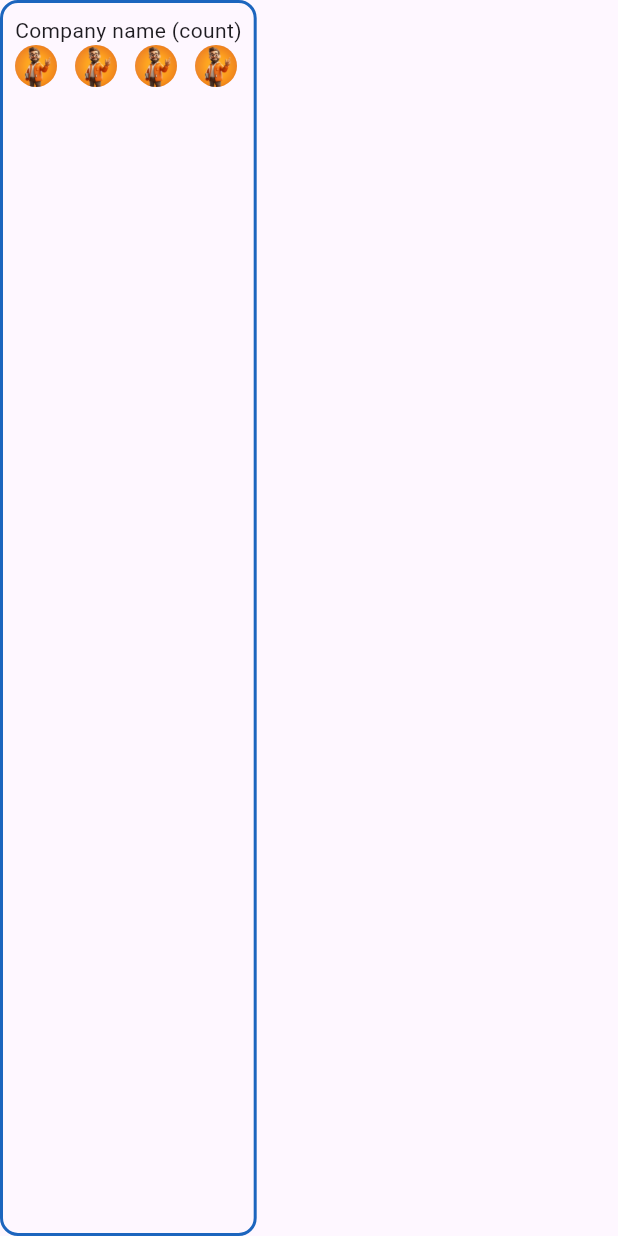
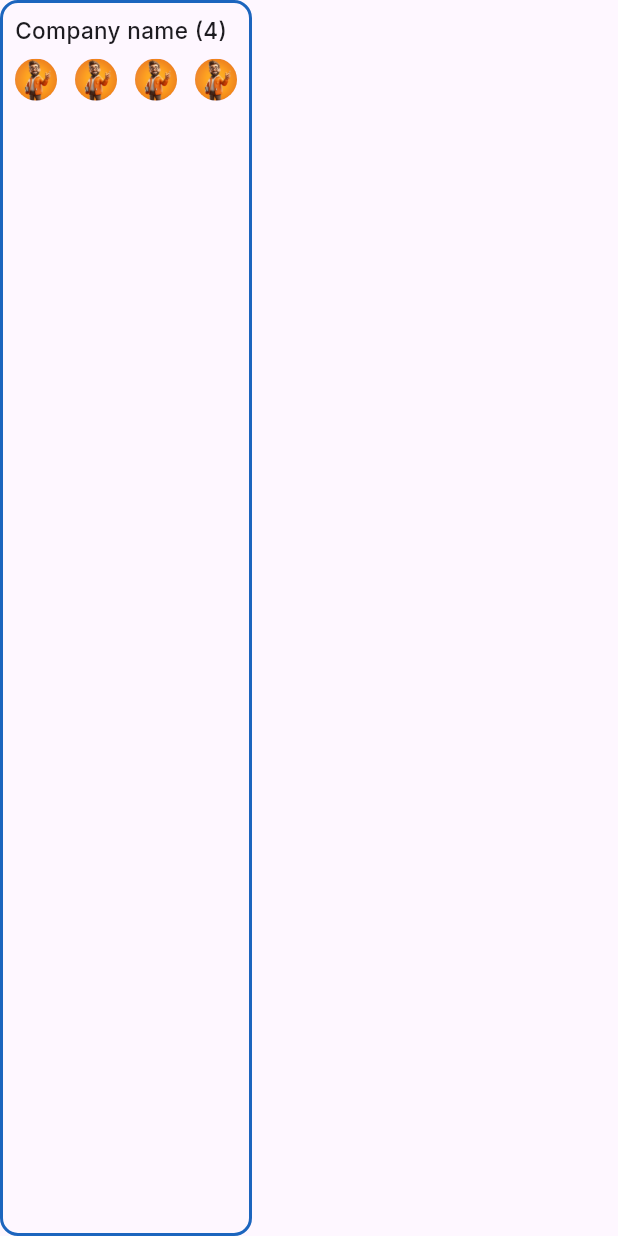
Before and after one commit to siiimaay/tracikfy, a Flutter app: the Frame widget shown alone on an empty page, opened directly, on a phone screen of 412 x 824 dp. Run offline on Flutter 3.47's test engine with Material 3 defaults, Android fonts, the phone set to English and light mode, and no system bars; our stand-ins replace bloc, equatable, flutter_bloc, go_router, google_fonts.

Commit message:
add text theme extension

```diff
--- a/lib/features/dashboard/presentation/widgets/frame_widget.dart
+++ b/lib/features/dashboard/presentation/widgets/frame_widget.dart
@@ -1,5 +1,6 @@
 import 'dart:math';
 
+import 'package:feelify/core/extensions/context_extension.dart';
 import 'package:feelify/features/company/presentation/widgets/employee_image_widget.dart';
 import 'package:flutter/material.dart';
 
@@ -20,11 +21,16 @@ class Frame extends StatelessWidget {
       decoration: BoxDecoration(
           border: Border.all(color: _getRandomColor(), width: 2),
           borderRadius: BorderRadius.circular(12)),
-      child: const Column(
+      child: Column(
         crossAxisAlignment: CrossAxisAlignment.start,
         children: [
-          Text("Company name (count)", softWrap: true),
-          Wrap(
+          Text(
+            "Company name (4)",
+            style: context.textStyle.companyNameText,
+            softWrap: true,
+          ),
+          const SizedBox(height: 8),
+          const Wrap(
             alignment: WrapAlignment.start,
             runAlignment: WrapAlignment.start,
             spacing: 12,
--- a/lib/main.dart
+++ b/lib/main.dart
@@ -1,4 +1,5 @@
 import 'package:feelify/config/router/router_config.dart';
+import 'package:feelify/theme/text_theme_extension.dart';
 import 'package:flutter/material.dart';
 
 void main() {
@@ -12,7 +13,8 @@ class MyApp extends StatelessWidget {
   Widget build(BuildContext context) {
     return MaterialApp.router(
       debugShowCheckedModeBanner: false,
-      theme: ThemeData(useMaterial3: true),
+      theme: ThemeData(
+          useMaterial3: true, extensions: [TextThemeExtension.textStyles()]),
       routerConfig: AppRouterConfig.instance.appRouter,
     );
   }
--- /dev/null
+++ b/lib/theme/text_theme_extension.dart
@@ -0,0 +1,28 @@
+import 'package:flutter/material.dart';
+import 'package:google_fonts/google_fonts.dart';
+
+class TextThemeExtension extends ThemeExtension<TextThemeExtension> {
+  final TextStyle companyNameText;
+
+  TextThemeExtension({required this.companyNameText});
+
+  @override
+  ThemeExtension<TextThemeExtension> copyWith() {
+    return TextThemeExtension(companyNameText: companyNameText);
+  }
+
+  @override
+  ThemeExtension<TextThemeExtension> lerp(
+      covariant ThemeExtension<TextThemeExtension>? other, double t) {
+    return TextThemeExtension(companyNameText: companyNameText);
+  }
+
+  static TextThemeExtension textStyles() {
+    return TextThemeExtension(
+        companyNameText: GoogleFonts.inter(
+      fontSize: 15,
+      fontWeight: FontWeight.w500,
+      //color: AppColors.textFieldHintTextColor,
+    ));
+  }
+}
--- a/pubspec.yaml
+++ b/pubspec.yaml
@@ -40,6 +40,7 @@ dependencies:
   flutter_bloc: 8.1.3
   go_router: ^13.1.0
   flutter_svg: ^2.0.10+1
+  google_fonts: 6.1.0
 
 
 dev_dependencies:
```
Also changed, not shown: lib/core/extensions/context_extension.dart (added, +8 -0 lines), pubspec.lock.
